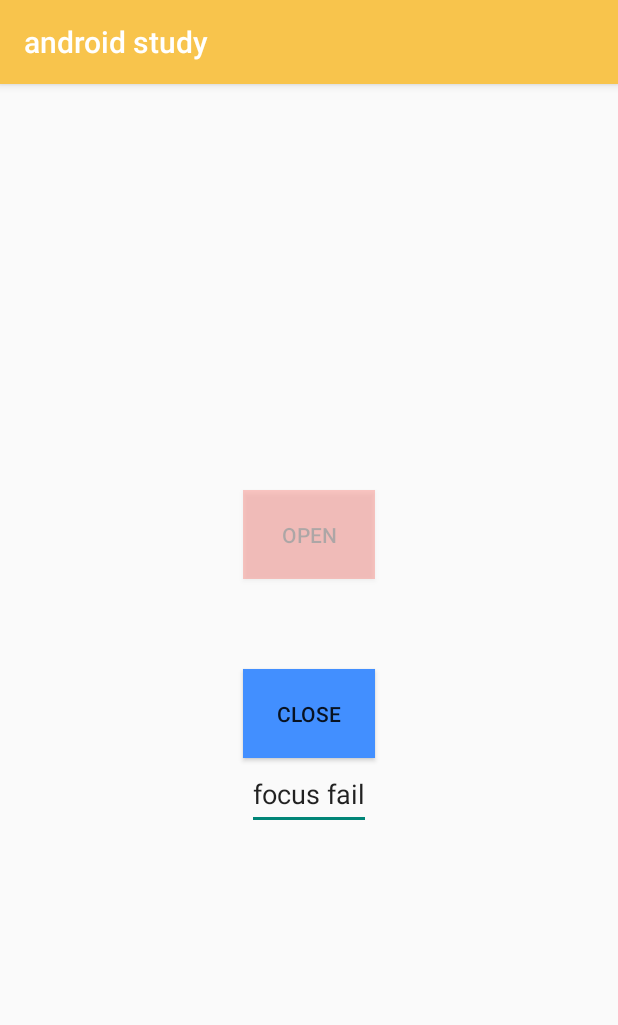
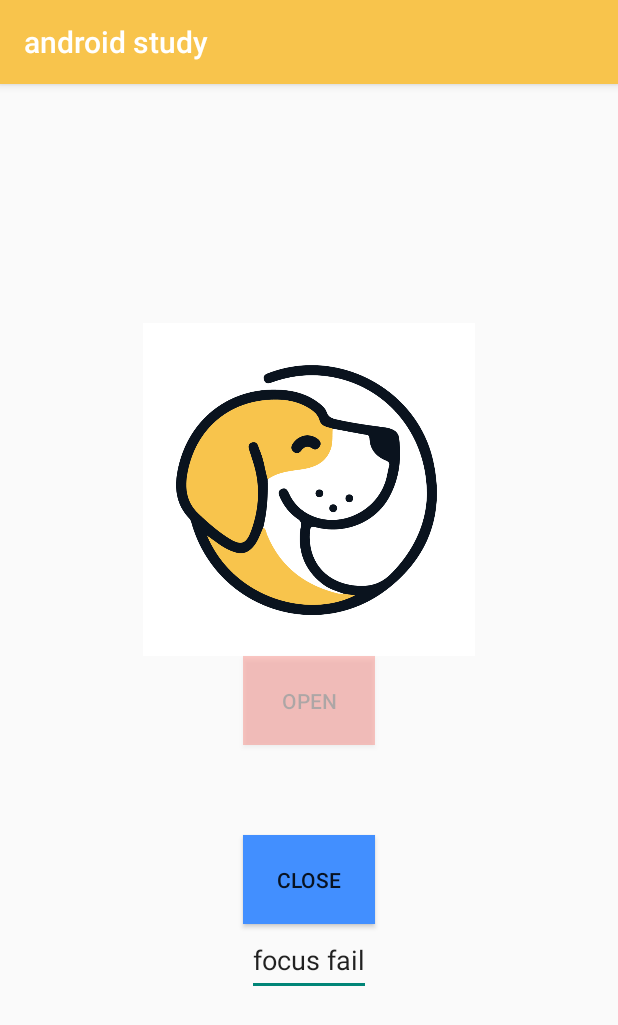
Before and after one commit to materokatti/simple-android-project, an Android app: the screen it shows after launch (MainActivity), on a phone screen of 412 x 824 dp. Shown: the top 1025 px of the screen. Run offline under Robolectric (Android 15) with nearby library versions, the phone set to English and light mode, and no system bars.

Commit message:
ADD : image view

```diff
--- a/app/src/main/res/layout/activity_main.xml
+++ b/app/src/main/res/layout/activity_main.xml
@@ -8,6 +8,14 @@
     android:gravity="center"
     tools:context=".MainActivity">
 
+    <ImageView
+        android:layout_width="match_parent"
+        android:layout_height="wrap_content"
+        android:src="@drawable/logo_dog"
+        android:maxWidth="100pt"
+        android:maxHeight="100pt"
+        android:adjustViewBounds="true"
+        />
     <Button
         android:id="@+id/button"
         android:layout_width="wrap_content"
```
Also changed, not shown: app/src/main/res/drawable/logo_dog.png (added).
